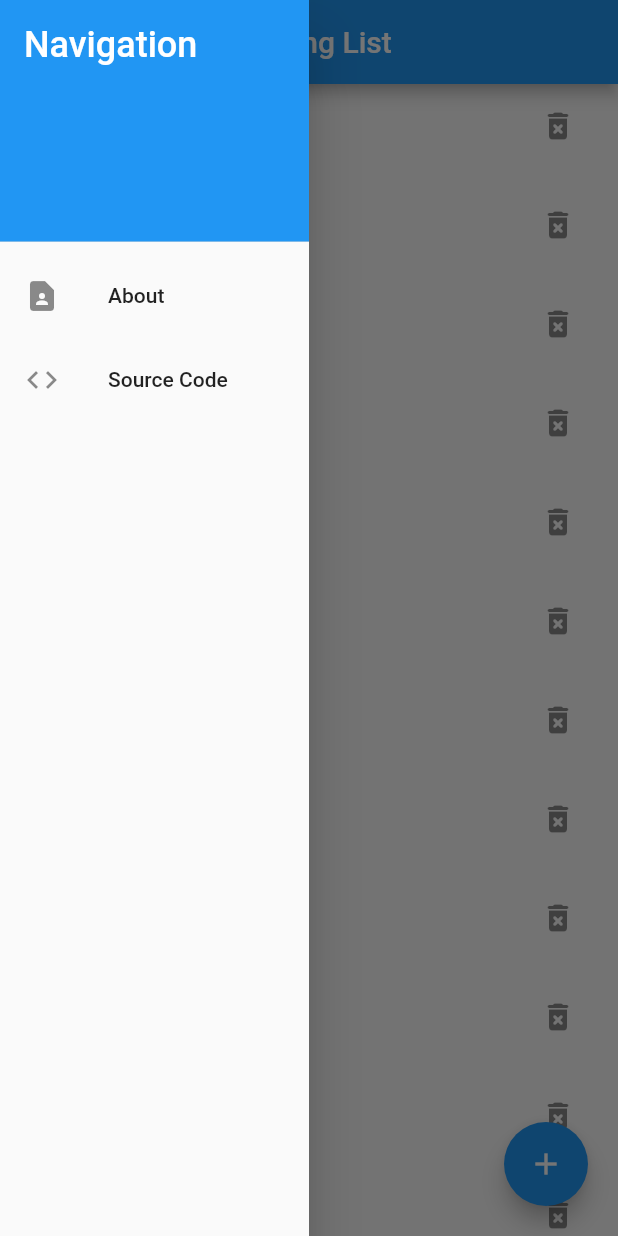
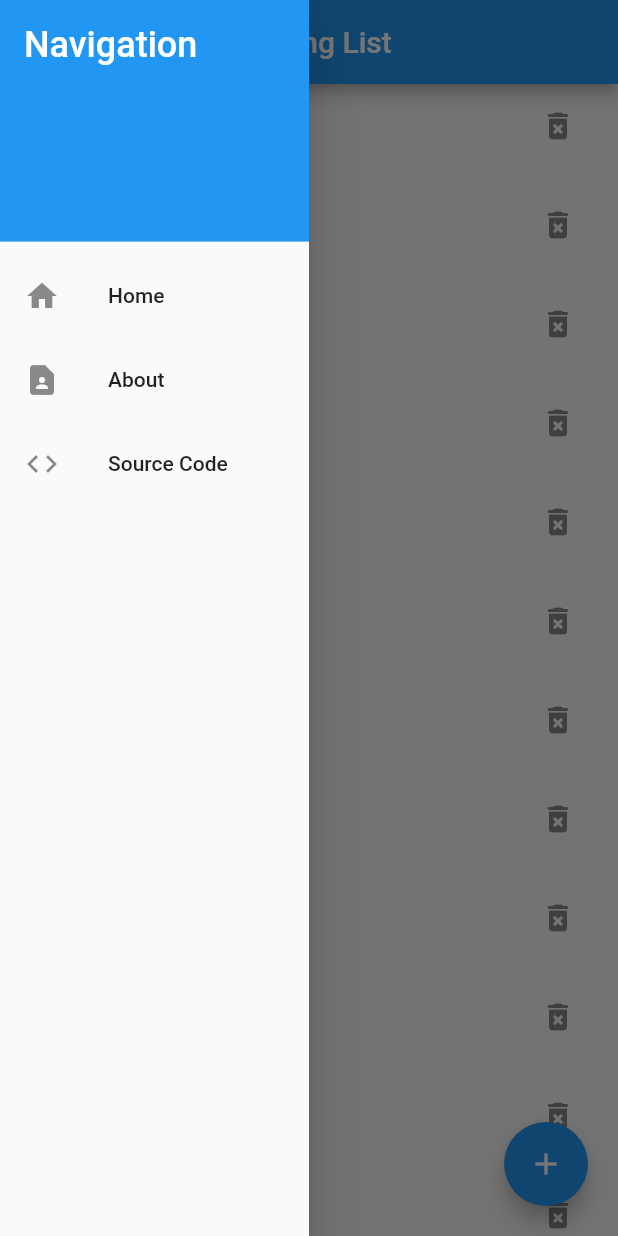
Before and after one commit to MuKhAlm/simple_shopping_list, a Flutter app: the screen it shows after launch, with the side drawer open, on a phone screen of 412 x 824 dp. Run offline on Flutter 3.47's test engine with Material 2 defaults, Android fonts, the phone set to English and light mode, and no system bars.

Commit message:
Dev: Add Home Screen route to navi Drawer

```diff
--- a/lib/widgets/navigation_drawer.dart
+++ b/lib/widgets/navigation_drawer.dart
@@ -2,6 +2,7 @@ import 'dart:math';
 
 import 'package:flutter/material.dart';
 import 'package:simple_shopping_list/screens/about_screen.dart';
+import 'package:simple_shopping_list/screens/home_screen.dart';
 import 'package:url_launcher/url_launcher.dart';
 
 class NavigationDrawer extends StatelessWidget {
@@ -27,6 +28,15 @@ class NavigationDrawer extends StatelessWidget {
                 ),
               ),
             ),
+            ListTile(
+                leading: const Icon(Icons.home),
+                title: const Text('Home'),
+                onTap: () {
+                  Navigator.push(
+                    context,
+                    MaterialPageRoute(builder: (context) => const HomeScreen()),
+                  );
+                }),
             ListTile(
               leading: const Icon(Icons.contact_page),
               title: const Text('About'),
```
